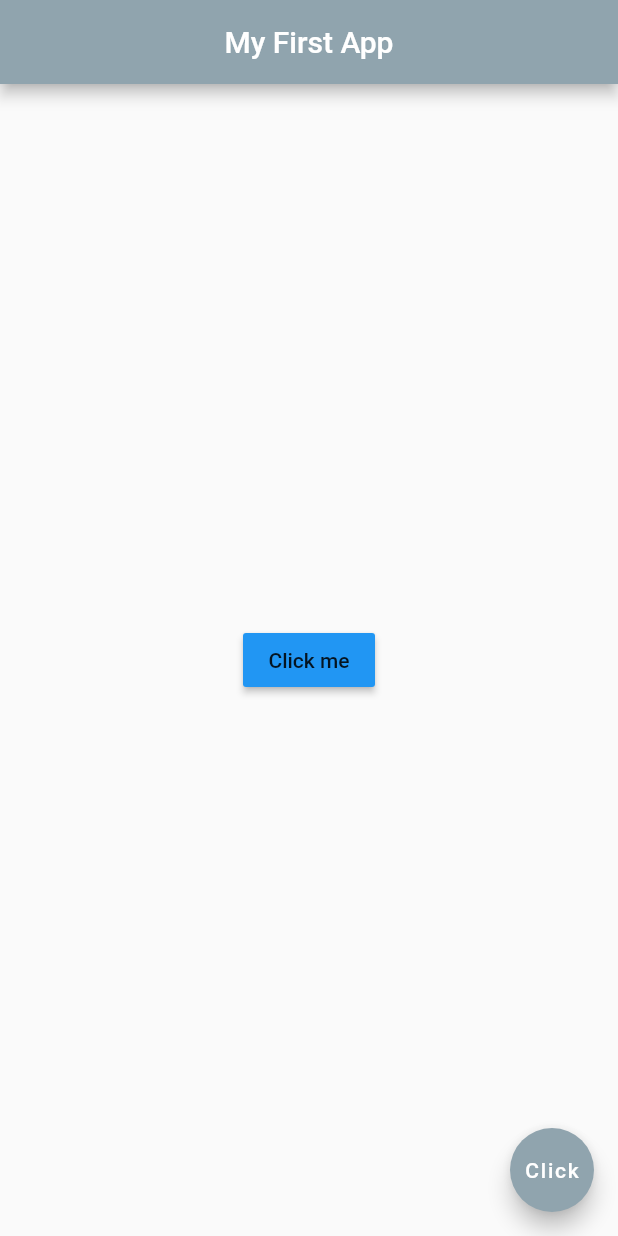
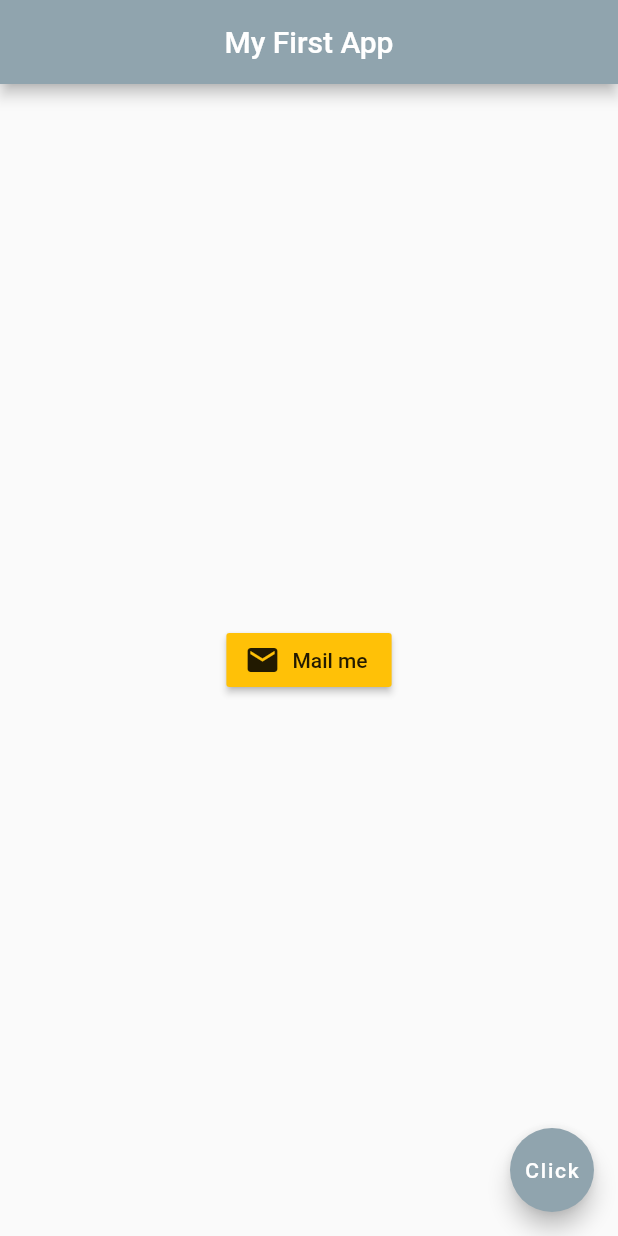
Before and after one commit to mohanhari/Date-And-TIme-App, a Flutter app: the screen it shows after launch, on a phone screen of 412 x 824 dp. Run offline on Flutter 3.47's test engine with Material 2 defaults, Android fonts, the phone set to English and light mode, and no system bars.

Commit message:
added a icon in the button

```diff
--- a/lib/main.dart
+++ b/lib/main.dart
@@ -15,12 +15,15 @@ class Home extends StatelessWidget {
         backgroundColor: Colors.blueGrey[300],
       ),
       body: Center(
-        child: RaisedButton(
+        child: RaisedButton.icon(
           onPressed: () {
             print('You clicked');
           },
-          child: Text('Click me'),
-          color: Colors.blue,
+          icon: Icon(
+            Icons.mail
+          ),
+          label: Text('Mail me'),
+          color: Colors.amber,
         ),
       ),
       floatingActionButton: FloatingActionButton(
```
